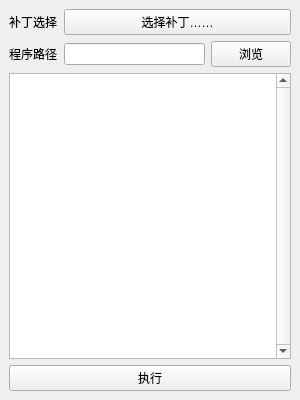
Kazurin-775/SimpleModdings-py, file mainwindow.ui: the form before one commit.
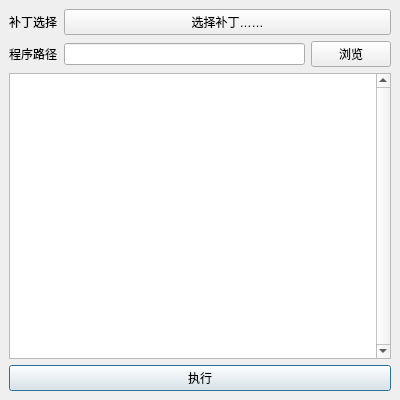
The form after the commit.

Commit message: Refine main window UI

The edit to the form file:
```diff
--- a/mainwindow.ui
+++ b/mainwindow.ui
@@ -6,7 +6,7 @@
    <rect>
     <x>0</x>
     <y>0</y>
-    <width>300</width>
+    <width>400</width>
     <height>400</height>
    </rect>
   </property>
@@ -94,7 +94,7 @@
       <property name="text">
        <string>执行</string>
       </property>
-      <property name="autoDefault">
+      <property name="default">
        <bool>true</bool>
       </property>
      </widget>
```
Left out of the diff: 5 changed lines with no effect on the pictures.
